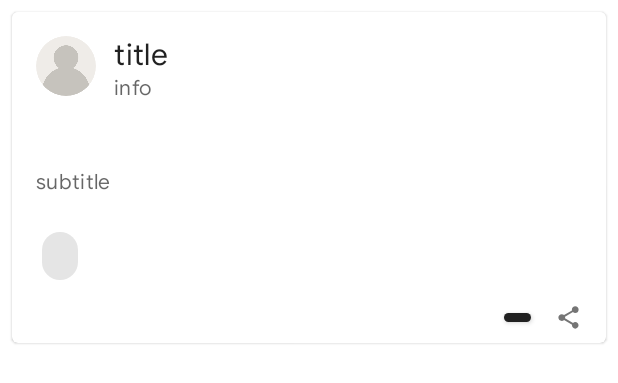
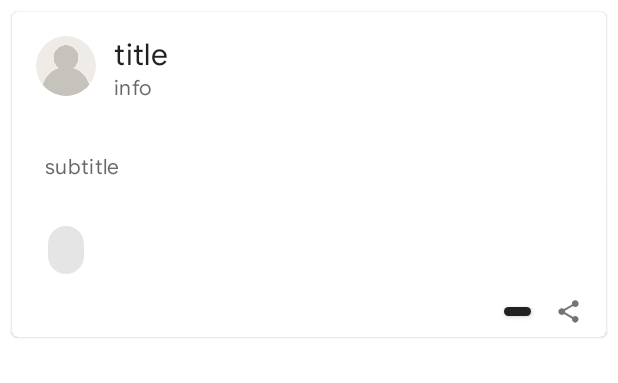
Before and after one commit to Chingpo-Lin/IQBooster, an Android app: the layout card_textwithimg.xml on its own in the app's theme, with its tools: preview values and no code run, on a phone screen of 412 x 824 dp. Shown: the top 383 px of the screen. Run offline under Robolectric (Android 15) with nearby library versions, the phone set to English and light mode, and no system bars; plain views replace LikeButton.

Commit message:
bug fixes

```diff
--- a/app/src/main/res/layout/card_textwithimg.xml
+++ b/app/src/main/res/layout/card_textwithimg.xml
@@ -29,13 +29,12 @@
             android:layout_width="match_parent"
             android:layout_height="wrap_content"
             android:orientation="vertical"
-            android:padding="16sp">
+            android:padding="22sp">
 
             <TextView
                 android:id="@+id/card_textwithimg_subtitle"
                 android:layout_width="wrap_content"
                 android:layout_height="wrap_content"
-                android:layout_marginTop="16sp"
                 android:text="subtitle"
                 android:textAppearance="?attr/textAppearanceBody2"
                 android:textColor="?android:attr/textColorSecondary"
@@ -45,7 +44,7 @@
 
         <LinearLayout
             android:orientation="horizontal"
-            android:layout_marginHorizontal="8sp"
+            android:layout_marginHorizontal="12sp"
             android:layout_width="match_parent"
             android:layout_height="wrap_content">
 
```
